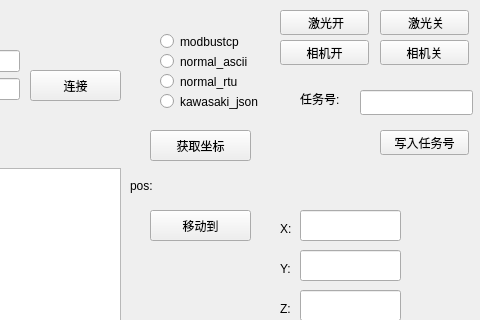
qubo188612/qt_tcp_test, file client.ui: the form before one commit; both pictures show x 270 to 750 and y 0 to 320 of the 750 by 546 pixel window.
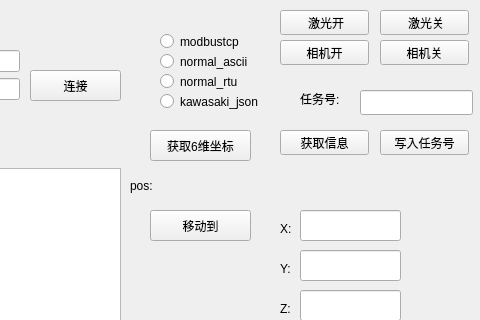
The form after the commit.

```diff
--- a/client.ui
+++ b/client.ui
@@ -193,7 +193,7 @@
     </rect>
    </property>
    <property name="text">
-    <string>获取坐标</string>
+    <string>获取6维坐标</string>
    </property>
   </widget>
   <widget class="QLabel" name="strpos">
@@ -532,6 +532,19 @@
     <string>写入任务号</string>
    </property>
   </widget>
+  <widget class="QPushButton" name="gitallinfoBtn">
+   <property name="geometry">
+    <rect>
+     <x>550</x>
+     <y>130</y>
+     <width>89</width>
+     <height>25</height>
+    </rect>
+   </property>
+   <property name="text">
+    <string>获取信息</string>
+   </property>
+  </widget>
  </widget>
  <resources/>
  <connections/>
```
